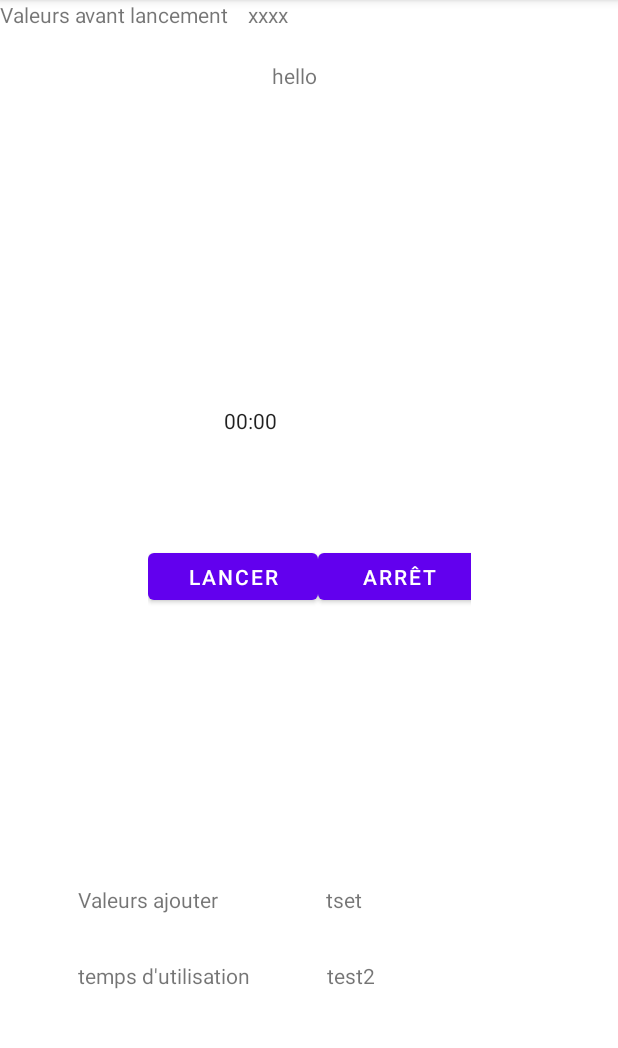
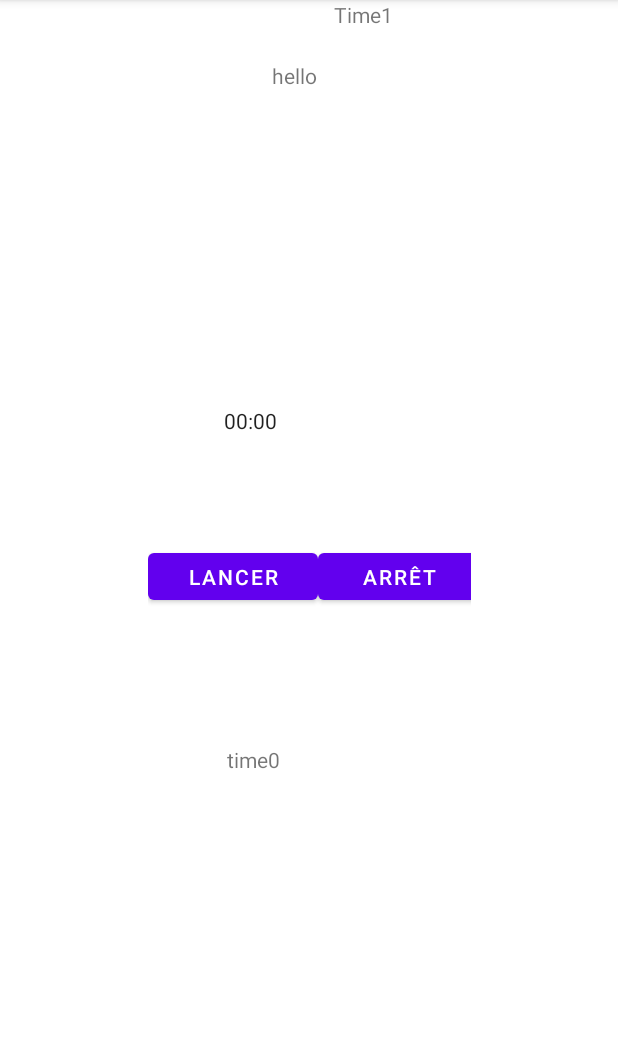
Before and after one commit to CBarneron/android_studio, an Android app: the screen it shows after launch (MainActivity), on a phone screen of 412 x 824 dp, the part 84-1132 px from its top. Run offline under Robolectric (Android 15) with nearby library versions, the phone set to English and light mode, and no system bars.

Commit message:
avant bug
avant bug

```diff
--- a/app/src/main/java/com/example/crhonoengine/MainActivity.java
+++ b/app/src/main/java/com/example/crhonoengine/MainActivity.java
@@ -35,10 +35,13 @@ public class MainActivity extends AppCompatActivity {
         btn_stop.setOnClickListener(new View.OnClickListener() {
              public void onClick(View v){
                  chronometer.stop();
-
                	long time = SystemClock.elapsedRealtime()- chronometer.getBase();
 		TextView time0 =(TextView) findViewById(R.id.time0);
 		time0.setText(Long.toString(time));
+
+                 long Time = time + chronometer.getBase();
+                 TextView time1 =(TextView) findViewById(R.id.time1);
+                 time1.setText(Long.toString(Time));
 
              }
         });
--- a/app/src/main/res/layout/activity_main.xml
+++ b/app/src/main/res/layout/activity_main.xml
@@ -60,82 +60,25 @@
         app:layout_constraintTop_toTopOf="parent"
         app:layout_constraintVertical_bias="0.054" />
 
-    <LinearLayout
-        android:layout_width="268dp"
-        android:layout_height="51dp"
-        android:orientation="horizontal"
-        tools:ignore="MissingConstraints"
-        tools:layout_editor_absoluteX="52dp"
-        tools:layout_editor_absoluteY="509dp">
-
-
-        <TextView
-            android:id="@+id/txt_time0"
-            android:layout_width="165dp"
-            android:layout_height="match_parent"
-            android:text="Valeurs avant lancement" />
-
-        <TextView
-            android:id="@+id/time0"
-            android:layout_width="125dp"
-            android:layout_height="match_parent"
-            android:text="xxxx" />
-
-    </LinearLayout>
-
-
-    <LinearLayout
-        android:layout_width="287dp"
-        android:layout_height="49dp"
-        android:orientation="horizontal"
+    <TextView
+        android:id="@+id/time0"
+        android:layout_width="wrap_content"
+        android:layout_height="wrap_content"
+        android:layout_marginBottom="252dp"
+        android:text="time0"
         app:layout_constraintBottom_toBottomOf="parent"
         app:layout_constraintEnd_toEndOf="parent"
-        app:layout_constraintHorizontal_bias="0.419"
-        app:layout_constraintStart_toStartOf="parent"
-        app:layout_constraintTop_toTopOf="parent"
-        app:layout_constraintVertical_bias="0.821">
+        app:layout_constraintHorizontal_bias="0.402"
+        app:layout_constraintStart_toStartOf="parent" />
 
-        <TextView
-            android:id="@+id/txt_time1"
-            android:layout_width="165dp"
-            android:layout_height="match_parent"
-            android:text="Valeurs ajouter"
-
-            />
-
-        <TextView
-            android:id="@+id/time1"
-            android:layout_width="119dp"
-            android:layout_height="match_parent"
-            android:text="tset"/>
-    </LinearLayout>
-
-    <LinearLayout
-        android:layout_width="289dp"
-        android:layout_height="37dp"
-        android:orientation="horizontal"
-        app:layout_constraintBottom_toBottomOf="parent"
-        app:layout_constraintEnd_toEndOf="parent"
-        app:layout_constraintHorizontal_bias="0.426"
-        app:layout_constraintStart_toStartOf="parent"
-        app:layout_constraintTop_toTopOf="parent"
-        app:layout_constraintVertical_bias="0.877">
-
-
-        <TextView
-            android:id="@+id/txt_time2"
-            android:layout_width="166dp"
-            android:layout_height="match_parent"
-            android:text="temps d'utilisation"
-
-            />
-
-        <TextView
-            android:id="@+id/time2"
-            android:layout_width="137dp"
-            android:layout_height="match_parent"
-            android:text="test2" />
-    </LinearLayout>
+    <TextView
+        android:id="@+id/time1"
+        android:layout_width="wrap_content"
+        android:layout_height="wrap_content"
+        android:layout_marginStart="36dp"
+        android:text="Time1"
+        app:layout_constraintStart_toEndOf="@+id/time0"
+        tools:layout_editor_absoluteY="460dp" />
 
 
 </androidx.constraintlayout.widget.ConstraintLayout>
```
